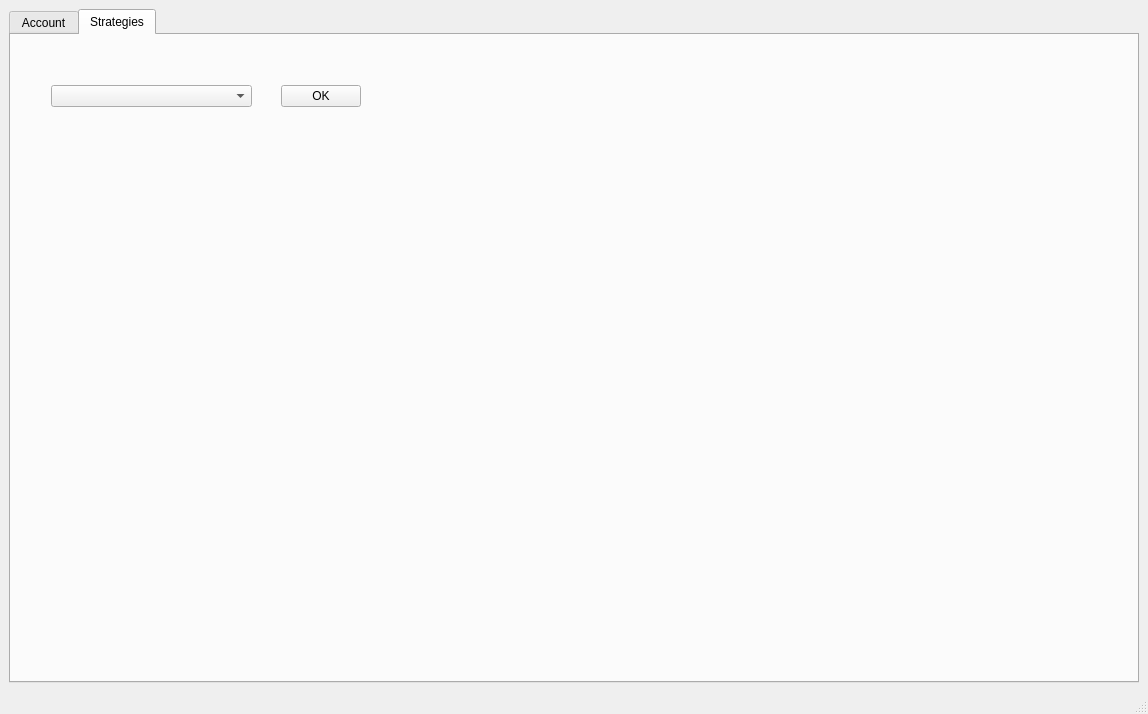
First picture: the form in mainwindow.ui, repository Wilbus/tws-strategies, before the edit.
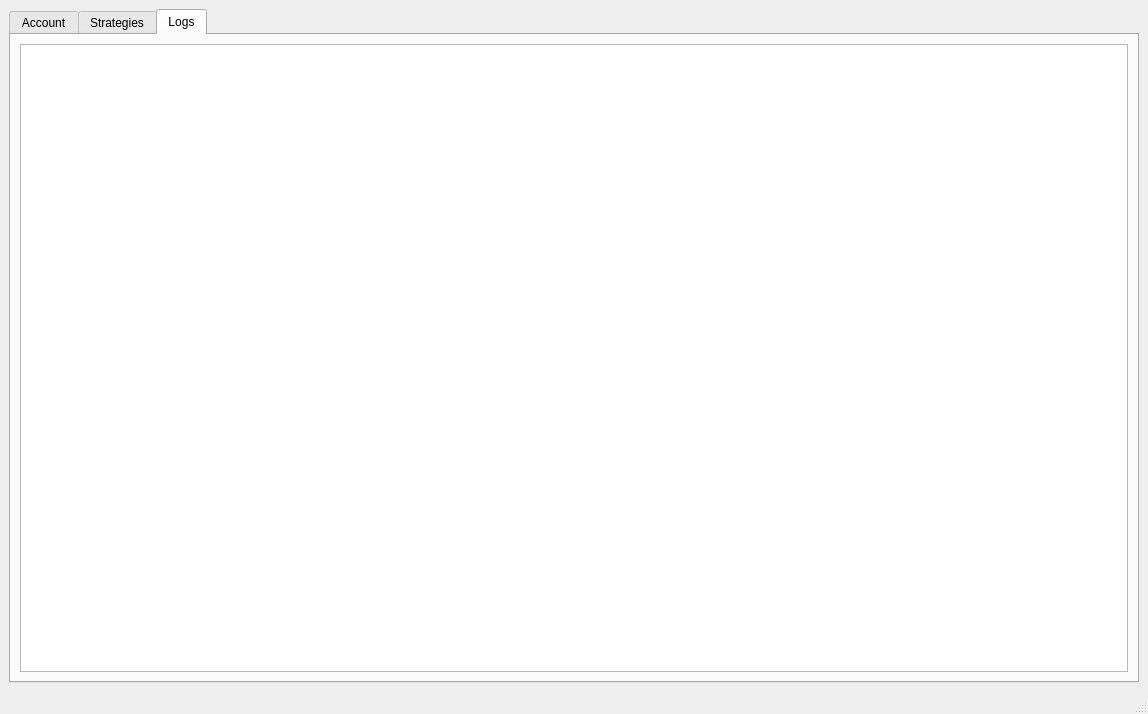
Second picture: the form after the edit.

Commit message: v0.2 - add logtab to mainwindow instead of using separating window for logging

The edit to the form file:
```diff
--- a/mainwindow.ui
+++ b/mainwindow.ui
@@ -18,7 +18,7 @@
     <item>
      <widget class="QTabWidget" name="tabWidget">
       <property name="currentIndex">
-       <number>1</number>
+       <number>2</number>
       </property>
       <widget class="QWidget" name="accountTab">
        <attribute name="title">
@@ -147,6 +147,23 @@
         </property>
        </widget>
       </widget>
+      <widget class="QWidget" name="logTab">
+       <attribute name="title">
+        <string>Logs</string>
+       </attribute>
+       <layout class="QVBoxLayout" name="verticalLayout_3">
+        <item>
+         <widget class="QTextEdit" name="logTabBox">
+          <property name="readOnly">
+           <bool>true</bool>
+          </property>
+          <property name="textInteractionFlags">
+           <set>Qt::TextSelectableByKeyboard|Qt::TextSelectableByMouse</set>
+          </property>
+         </widget>
+        </item>
+       </layout>
+      </widget>
      </widget>
     </item>
    </layout>
```
The commit also changes 6 other files.
